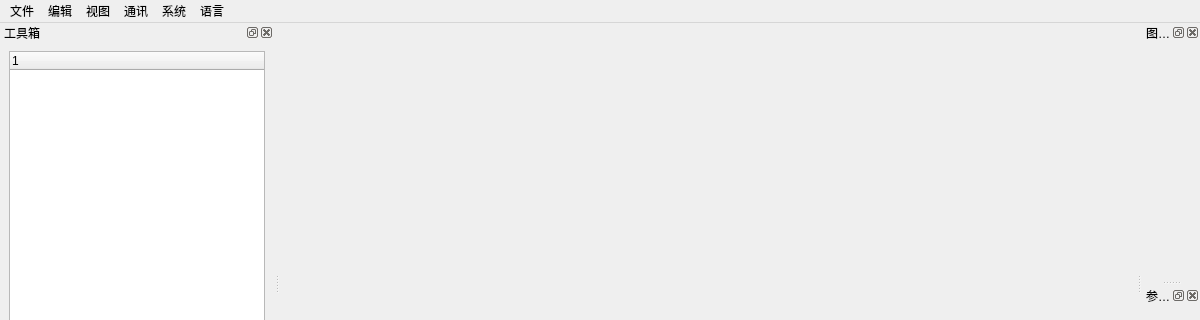
First picture: the form in ui/MainWindow.ui, repository daxian2778055/vision-workbench, before the edit; both pictures show x 0 to 1200 and y 0 to 320 of the 1200 by 800 pixel window.
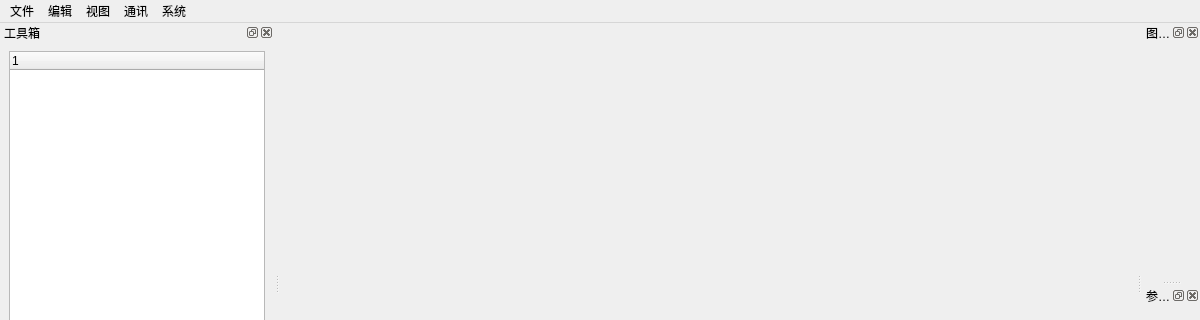
Second picture: the form after the edit. Icons and pictures are not drawn.

What changed in the file:
```diff
--- a/ui/MainWindow.ui
+++ b/ui/MainWindow.ui
@@ -207,19 +207,11 @@
     <addaction name="separator"/>
     <addaction name="actionStopOnFailure"/>
    </widget>
-   <widget class="QMenu" name="menuLanguage">
-    <property name="title">
-     <string>语言</string>
-    </property>
-    <addaction name="actionChinese"/>
-    <addaction name="actionEnglish"/>
-   </widget>
    <addaction name="menuFile"/>
    <addaction name="menuEdit"/>
    <addaction name="menuView"/>
    <addaction name="menuCommunication"/>
    <addaction name="menuSystem"/>
-   <addaction name="menuLanguage"/>
   </widget>
 
   <!-- ====== Status Bar ====== -->
```
Left out of the diff: 32 changed lines with no effect on the pictures.
